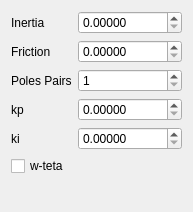
Qt form simTemplates/simView/simView9.ui (koalakoker/gSim) before a commit.
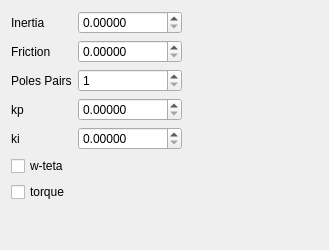
The same form after that commit.

Commit message: Added plot management

```diff
--- a/simTemplates/simView/simView9.ui
+++ b/simTemplates/simView/simView9.ui
@@ -6,8 +6,8 @@
    <rect>
     <x>0</x>
     <y>0</y>
-    <width>184</width>
-    <height>212</height>
+    <width>329</width>
+    <height>250</height>
    </rect>
   </property>
   <property name="windowTitle">
@@ -108,6 +108,13 @@
        </property>
       </widget>
      </item>
+     <item row="7" column="0">
+      <widget class="QCheckBox" name="torquePlot">
+       <property name="text">
+        <string>torque</string>
+       </property>
+      </widget>
+     </item>
     </layout>
    </item>
   </layout>
```
Left out of the diff: 50 changed lines with no effect on the pictures. The commit also changes 3 other files.
